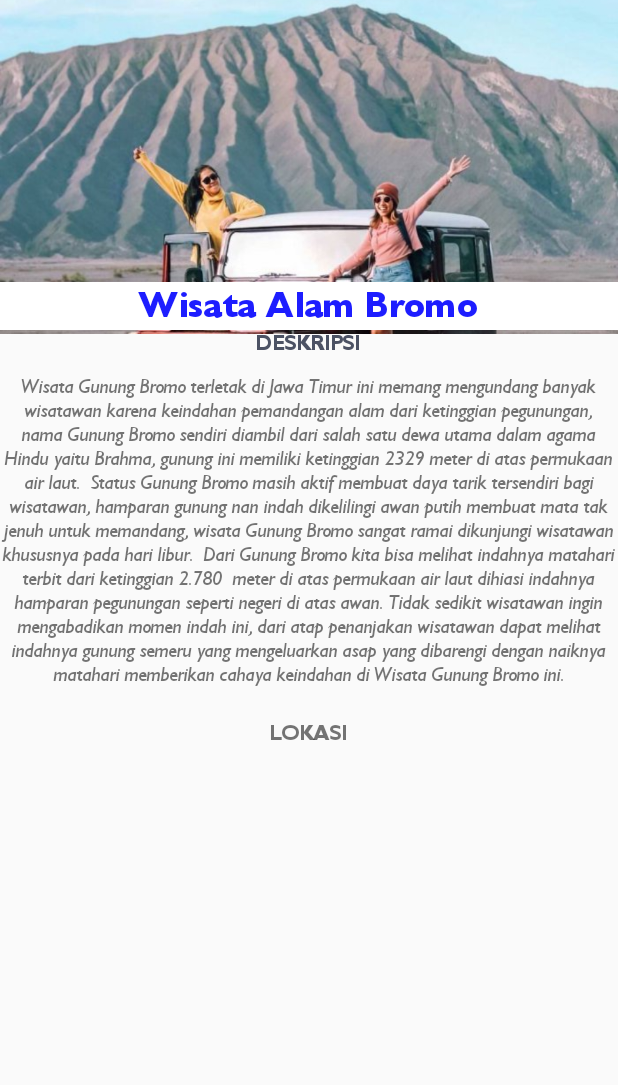
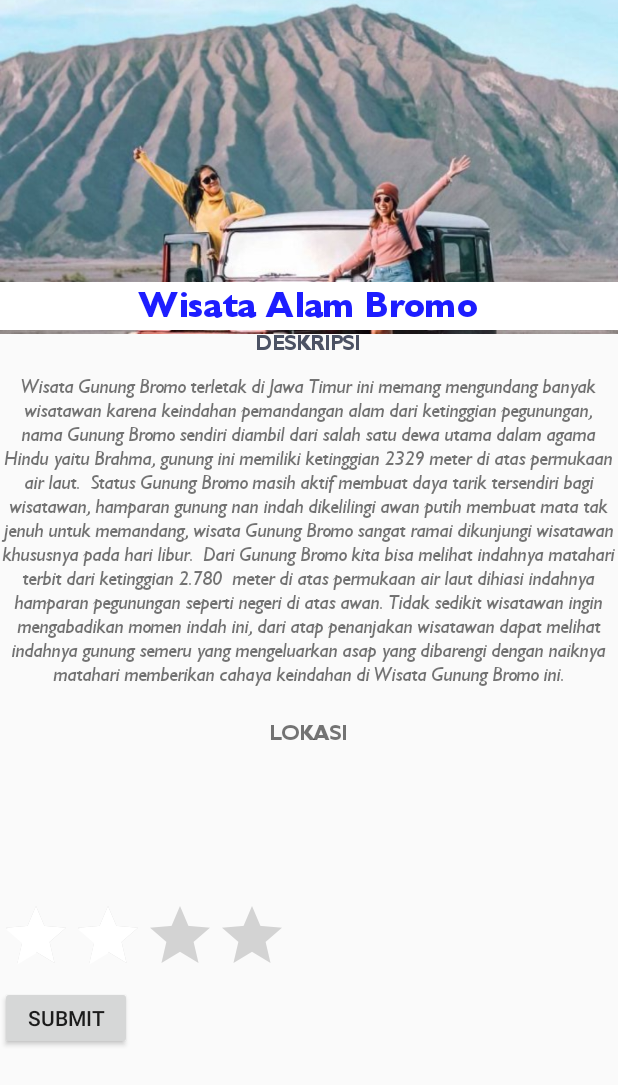
Before and after one commit to hramadhaan/Xplore-Malang, an Android app: the layout activity_pariwisata_bromo.xml on its own in the app's theme, with its tools: preview values and no code run, on a phone screen of 412 x 824 dp. Shown: the top 1085 px of the screen. Run offline under Robolectric (Android 15) with nearby library versions, the phone set to English and light mode, and no system bars.

Commit message:
Membuat Layout Fitur Feedback #9

```diff
--- a/app/src/main/java/com/xploremalang/xploremalang/SplashScreen.java
+++ b/app/src/main/java/com/xploremalang/xploremalang/SplashScreen.java
@@ -20,7 +20,7 @@ public class SplashScreen extends AppCompatActivity {
                 } catch (InterruptedException e) {
                     e.printStackTrace();
                 } finally {
-                    startActivity(new Intent(SplashScreen.this, Nav_Drawer.class));
+                    startActivity(new Intent(SplashScreen.this, Feedback.class));
                     finish();
 
                 }
--- a/app/src/main/res/layout/activity_pariwisata_bromo.xml
+++ b/app/src/main/res/layout/activity_pariwisata_bromo.xml
@@ -82,6 +82,57 @@
 
         </RelativeLayout>
 
+        <LinearLayout
+            android:layout_width="405dp"
+            android:layout_height="100dp"
+            android:orientation="vertical"
+            android:layout_marginTop="600dp">
+
+            TextView
+            android:id="@+id/lblRateMe"
+            android:layout_width="wrap_content"
+            android:layout_height="wrap_content"
+            android:text="Rate Me"
+            android:textAppearance="?android:attr/textAppearanceMedium" />
+
+            <RatingBar
+                android:id="@+id/ratingBar"
+                android:layout_width="wrap_content"
+                android:layout_height="wrap_content"
+                android:numStars="4"
+                android:stepSize="1.0"
+                android:rating="2.0" />
+
+            <Button
+                android:id="@+id/btnSubmit"
+                android:layout_width="wrap_content"
+                android:layout_height="wrap_content"
+                android:text="Submit" />
+
+            <LinearLayout
+                android:id="@+id/linearLayout1"
+                android:layout_width="match_parent"
+                android:layout_height="wrap_content" >
+
+                <TextView
+                    android:id="@+id/lblResult"
+                    android:layout_width="wrap_content"
+                    android:layout_height="wrap_content"
+                    android:text="Result : "
+                    android:textAppearance="?android:attr/textAppearanceLarge" />
+
+                <TextView
+                    android:id="@+id/txtRatingValue"
+                    android:layout_width="wrap_content"
+                    android:layout_height="wrap_content"
+                    android:text=""
+                    android:textAppearance="?android:attr/textAppearanceSmall" />
+
+            </LinearLayout>
+
+        </LinearLayout>
+
+
     </RelativeLayout>
 
 
--- a/app/src/main/res/menu/bottomview_bar.xml
+++ b/app/src/main/res/menu/bottomview_bar.xml
@@ -4,14 +4,14 @@
     <item
         android:id="@+id/home_button"
         android:title="Home"
-        android:icon="@drawable/home_button"/>
+        />
     <item
         android:id="@+id/feed_button"
         android:title="Feed"
-        android:icon="@drawable/camera_button"/>
+        />
     <item
         android:id="@+id/profile_button"
         android:title="Profile"
-        android:icon="@drawable/user_button"/>
+        />
 
 </menu>
```
Also changed, not shown: app/src/main/AndroidManifest.xml (+5 -4 lines), app/src/main/java/com/xploremalang/xploremalang/Feedback.java (added, +63 -0 lines), app/src/main/res/layout/activity_feedback.xml (added, +69 -0 lines), 1 other file.
